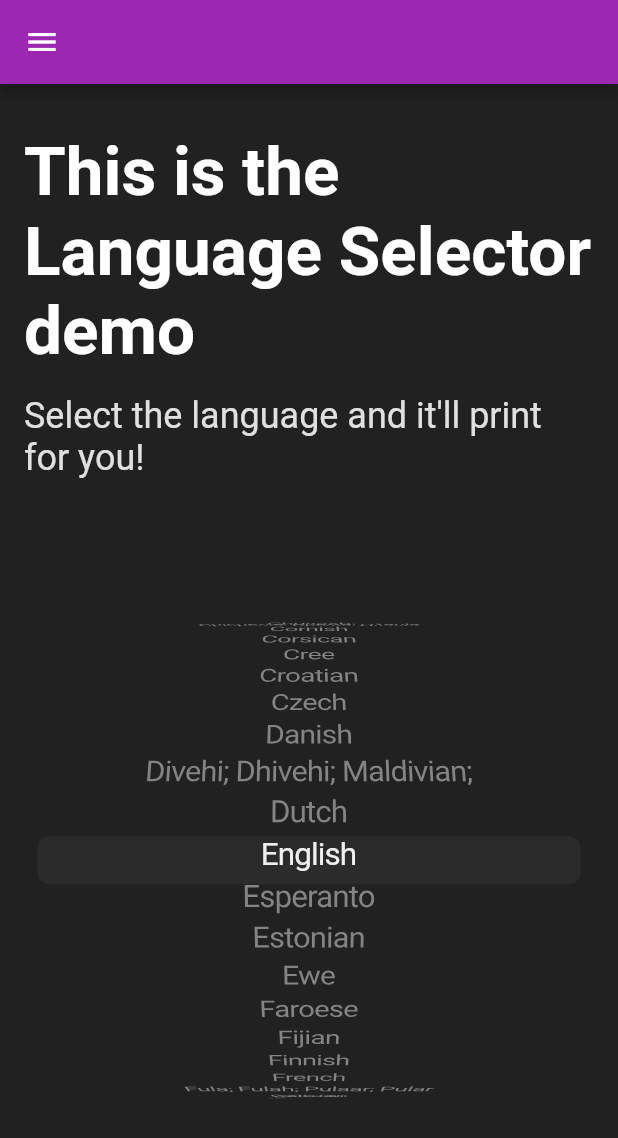
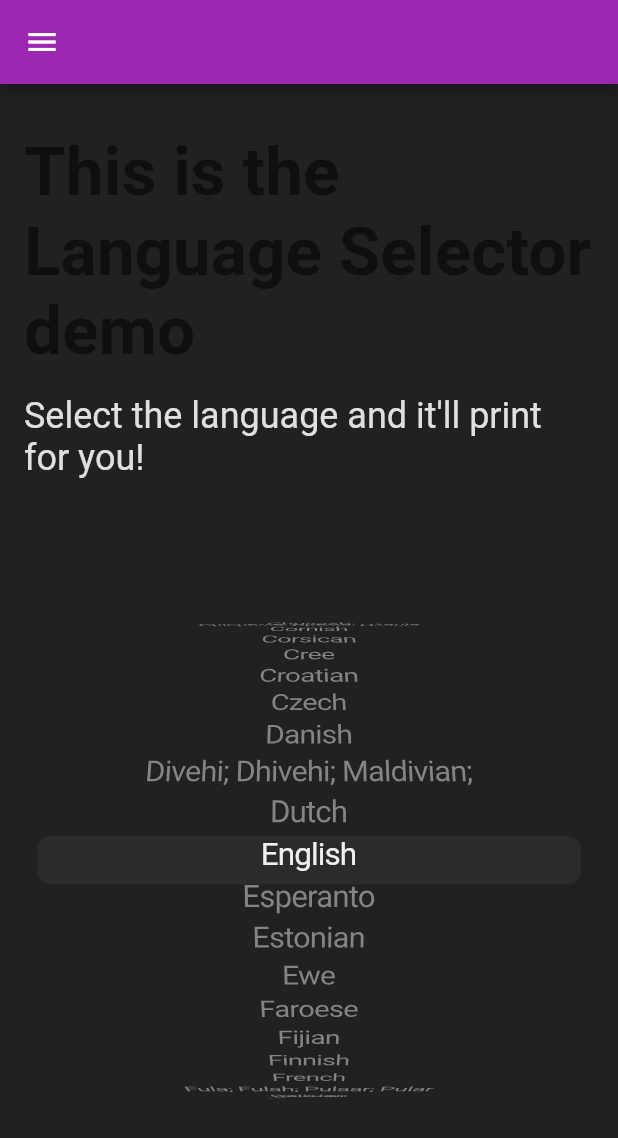
Before and after one commit to FabricElements/fabric_flutter, a Flutter app: the LanguageSelectorExample screen opened by its route, on a phone screen of 412 x 824 dp. Shown: the top 1138 px of the screen. Run offline on Flutter 3.47's test engine with Material 2 defaults, Android fonts, the light colour scheme and no system bars; our stand-ins replace charts_flutter, cloud_firestore, country_code_picker, file_picker, firebase_auth, firebase_dynamic_links and 5 more; missing offline and left inert: cloud_firestore_web, cloud_functions_web, firebase_analytics_web, firebase_auth_web, firebase_core_web, flutter_sound and 1 more; accounts and stored records are empty; network calls fail.

Commit message:
Reset text color to default

```diff
--- a/lib/components/card-button.dart
+++ b/lib/components/card-button.dart
@@ -92,8 +92,8 @@ class _CardButtonState extends State<CardButton> {
                           widget.headline != null
                               ? Text(
                                   widget.headline,
-                                  style: textTheme.display1
-                                      .apply(color: Colors.white),
+                                  style: textTheme.headline4
+                                      .copyWith(color: Colors.white),
                                   textAlign: TextAlign.left,
                                 )
                               : Container(),
@@ -102,7 +102,7 @@ class _CardButtonState extends State<CardButton> {
                                   padding: EdgeInsets.only(top: 8),
                                   child: Text(
                                     widget.description,
-                                    style: textTheme.body1,
+                                    style: textTheme.bodyText2.copyWith(color: Colors.white),
                                     textAlign: TextAlign.left,
                                   ),
                                 )
--- a/lib/components/section-title.dart
+++ b/lib/components/section-title.dart
@@ -36,22 +36,22 @@ class _SectionTitleState extends State<SectionTitle> {
       String textFinal = textConvert;
       int initialHelper = 0;
       Iterable matches = regExp.allMatches(textFinal);
-      TextStyle sizeBase = textTheme.headline;
+      TextStyle sizeBase = textTheme.headline5;
       TextStyle titleWhite = sizeBase;
       TextStyle titleColor = sizeBase;
       if (type == "title") {
-        sizeBase = textTheme.display2;
+        sizeBase = textTheme.headline3;
         titleWhite = sizeBase.copyWith(
-          color: Colors.white,
+          // color: Colors.white,
           fontWeight: FontWeight.w600,
         );
         titleColor = sizeBase.copyWith(
-          color: Colors.greenAccent.shade400,
+          color: Colors.green.shade500,
           fontWeight: FontWeight.w600,
         );
       } else {
         if (widget.condensed) {
-          sizeBase = textTheme.title.copyWith(fontWeight: FontWeight.w400);
+          sizeBase = textTheme.headline6.copyWith(fontWeight: FontWeight.w400);
           titleWhite = sizeBase;
           titleColor = sizeBase;
         }
```
Also changed, not shown: lib/components/role-selector.dart (+6 -6 lines), pubspec.yaml (+4 -4 lines), example/pubspec.lock, pubspec.lock, 1 other file.
